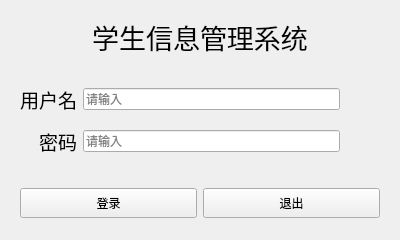
Old version of the form student/page_login.ui in the repository OY-YH/student-management-system.
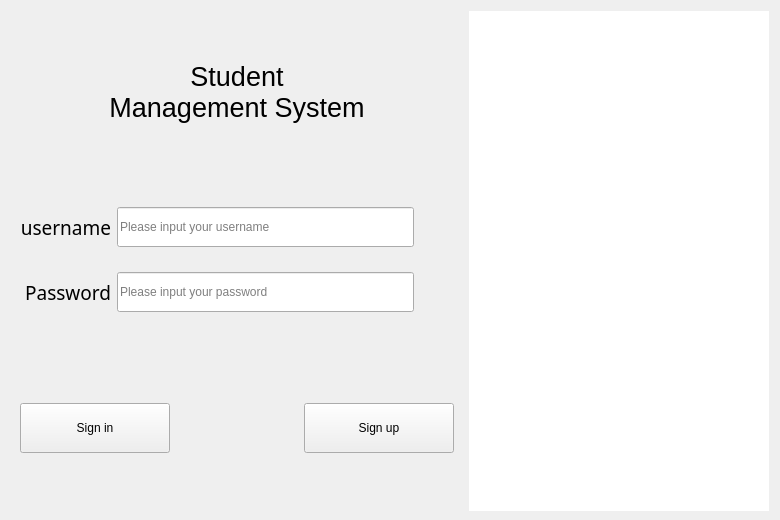
New version of the form. Icons and pictures are not drawn.

Commit message: Function realisation:注册界面以及功能完善，登录注册界面ui初步设计，管理员管理模块的类似功能完善，系统思维导图逐步完善等

Patch:
```diff
--- a/student/page_login.ui
+++ b/student/page_login.ui
@@ -6,20 +6,20 @@
    <rect>
     <x>0</x>
     <y>0</y>
-    <width>400</width>
-    <height>240</height>
+    <width>780</width>
+    <height>520</height>
    </rect>
   </property>
   <property name="minimumSize">
    <size>
-    <width>400</width>
-    <height>240</height>
+    <width>780</width>
+    <height>520</height>
    </size>
   </property>
   <property name="maximumSize">
    <size>
-    <width>400</width>
-    <height>240</height>
+    <width>780</width>
+    <height>520</height>
    </size>
   </property>
   <property name="sizeIncrement">
@@ -38,6 +38,9 @@
   <property name="toolTip">
    <string>这是登录界面</string>
   </property>
+  <property name="styleSheet">
+   <string notr="true"/>
+  </property>
   <layout class="QGridLayout" name="gridLayout">
    <item row="0" column="0">
     <widget class="QLabel" name="label_3">
@@ -53,59 +56,37 @@
       </font>
      </property>
      <property name="text">
-      <string>学生信息管理系统</string>
+      <string>Student 
+Management System</string>
      </property>
      <property name="alignment">
       <set>Qt::AlignCenter</set>
      </property>
     </widget>
    </item>
-   <item row="3" column="0">
-    <widget class="QWidget" name="widget" native="true">
+   <item row="0" column="1" rowspan="3">
+    <widget class="QLabel" name="lb_image">
      <property name="minimumSize">
       <size>
-       <width>0</width>
-       <height>45</height>
+       <width>300</width>
+       <height>500</height>
       </size>
      </property>
-     <layout class="QGridLayout" name="gridLayout_2">
-      <item row="0" column="0">
-       <widget class="QPushButton" name="bin_login">
-        <property name="minimumSize">
-         <size>
-          <width>0</width>
-          <height>30</height>
-         </size>
-        </property>
-        <property name="styleSheet">
-         <string notr="true">
-</string>
-        </property>
-        <property name="text">
-         <string>登录</string>
-        </property>
-       </widget>
-      </item>
-      <item row="0" column="1">
-       <widget class="QPushButton" name="bin_exit">
-        <property name="minimumSize">
-         <size>
-          <width>0</width>
-          <height>30</height>
-         </size>
-        </property>
-        <property name="styleSheet">
-         <string notr="true"/>
-        </property>
-        <property name="text">
-         <string>退出</string>
-        </property>
-       </widget>
-      </item>
-     </layout>
+     <property name="maximumSize">
+      <size>
+       <width>400</width>
+       <height>16777215</height>
+      </size>
+     </property>
+     <property name="styleSheet">
+      <string notr="true">background-color: rgb(255, 255, 255);</string>
+     </property>
+     <property name="text">
+      <string/>
+     </property>
     </widget>
    </item>
-   <item row="1" column="0" rowspan="2">
+   <item row="1" column="0">
     <widget class="QWidget" name="widget_2" native="true">
      <property name="minimumSize">
       <size>
@@ -116,16 +97,28 @@
      <layout class="QGridLayout" name="gridLayout_3">
       <item row="0" column="1">
        <widget class="QLineEdit" name="le_username">
+        <property name="minimumSize">
+         <size>
+          <width>0</width>
+          <height>40</height>
+         </size>
+        </property>
         <property name="maxLength">
          <number>8</number>
         </property>
         <property name="placeholderText">
-         <string>请输入</string>
+         <string>Please input your username</string>
         </property>
        </widget>
       </item>
       <item row="2" column="1">
        <widget class="QLineEdit" name="le_password">
+        <property name="minimumSize">
+         <size>
+          <width>0</width>
+          <height>40</height>
+         </size>
+        </property>
         <property name="maxLength">
          <number>8</number>
         </property>
@@ -133,7 +126,7 @@
          <enum>QLineEdit::Password</enum>
         </property>
         <property name="placeholderText">
-         <string>请输入</string>
+         <string>Please input your password</string>
         </property>
        </widget>
       </item>
@@ -162,7 +155,7 @@
          </font>
         </property>
         <property name="text">
-         <string>用户名</string>
+         <string>username</string>
         </property>
         <property name="alignment">
          <set>Qt::AlignRight|Qt::AlignTrailing|Qt::AlignVCenter</set>
@@ -178,7 +171,7 @@
          </font>
         </property>
         <property name="text">
-         <string>密码</string>
+         <string>Password</string>
         </property>
         <property name="alignment">
          <set>Qt::AlignRight|Qt::AlignTrailing|Qt::AlignVCenter</set>
@@ -188,6 +181,63 @@
      </layout>
     </widget>
    </item>
+   <item row="2" column="0">
+    <widget class="QWidget" name="widget" native="true">
+     <property name="minimumSize">
+      <size>
+       <width>0</width>
+       <height>45</height>
+      </size>
+     </property>
+     <layout class="QGridLayout" name="gridLayout_2">
+      <item row="0" column="0">
+       <widget class="QPushButton" name="bin_login">
+        <property name="minimumSize">
+         <size>
+          <width>150</width>
+          <height>50</height>
+         </size>
+        </property>
+        <property name="styleSheet">
+         <string notr="true"/>
+        </property>
+        <property name="text">
+         <string>Sign in</string>
+        </property>
+       </widget>
+      </item>
+      <item row="0" column="2">
+       <widget class="QPushButton" name="btn_register">
+        <property name="minimumSize">
+         <size>
+          <width>150</width>
+          <height>50</height>
+         </size>
+        </property>
+        <property name="styleSheet">
+         <string notr="true"/>
+        </property>
+        <property name="text">
+         <string>Sign up</string>
+        </property>
+       </widget>
+      </item>
+      <item row="0" column="1">
+       <spacer name="horizontalSpacer_2">
+        <property name="orientation">
+         <enum>Qt::Horizontal</enum>
+        </property>
+        <property name="sizeHint" stdset="0">
+         <size>
+          <width>40</width>
+          <height>20</height>
+         </size>
+        </property>
+       </spacer>
+      </item>
+     </layout>
+    </widget>
+   </item>
   </layout>
  </widget>
  <resources>
```
Left out of the diff: 8 changed lines with no effect on the pictures. The commit also changes 54 other files.
